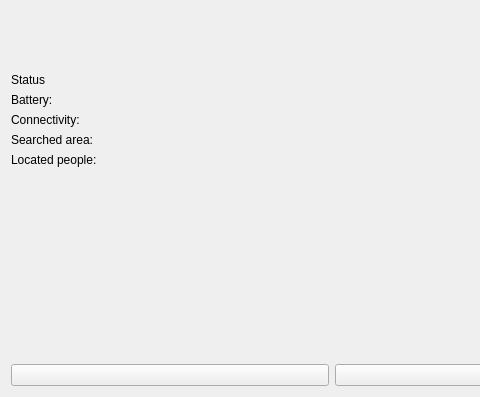
Old version of the form src/ui/overviewdroneitem.ui in the repository jspngh/shae-workstation; both pictures show x 0 to 480 and y 230 to 627 of the 988 by 627 pixel window.
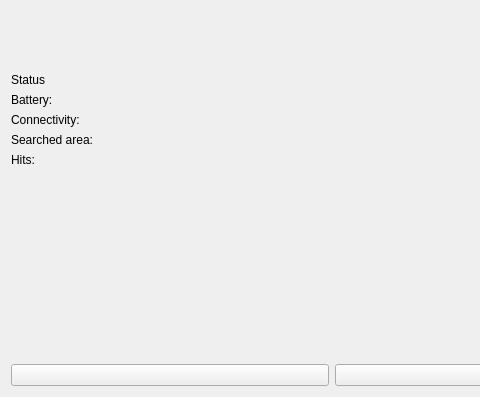
New version of the form. Icons and pictures are not drawn.

```diff
--- a/src/ui/overviewdroneitem.ui
+++ b/src/ui/overviewdroneitem.ui
@@ -83,7 +83,7 @@
      <item row="4" column="0">
       <widget class="QLabel" name="locatedPeopleLabel">
        <property name="text">
-        <string>Located people:</string>
+        <string>Hits:</string>
        </property>
       </widget>
      </item>
```
